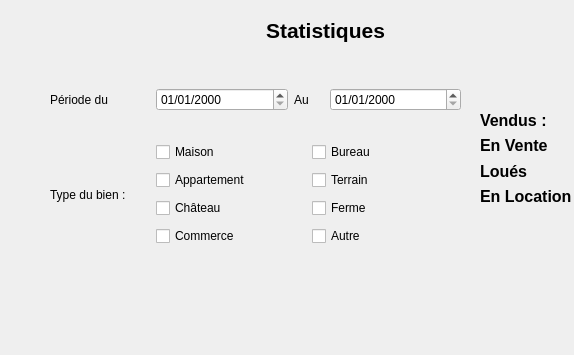
willdoleave/projet-ihm, file AgenceImmo/stats.ui: the form before one commit; both pictures show x 0 to 574 and y 0 to 355 of the 723 by 669 pixel window.
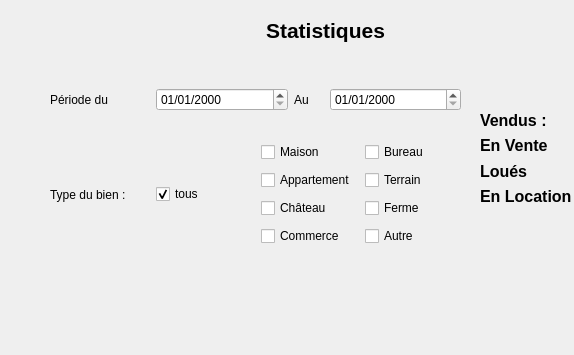
The form after the commit. Custom widgets are drawn as their Qt base class.

Commit message: Stats automatiques avec changement état checkbox et date

The edit to the form file:
```diff
--- a/AgenceImmo/stats.ui
+++ b/AgenceImmo/stats.ui
@@ -93,7 +93,7 @@
     <rect>
      <x>50</x>
      <y>140</y>
-     <width>411</width>
+     <width>414</width>
      <height>110</height>
     </rect>
    </property>
@@ -113,62 +113,72 @@
     </item>
     <item>
      <layout class="QGridLayout" name="gridLayout_2">
-      <item row="0" column="0">
-       <widget class="QCheckBox" name="chkMaison">
-        <property name="text">
-         <string>Maison</string>
-        </property>
-       </widget>
-      </item>
-      <item row="1" column="1">
-       <widget class="QCheckBox" name="chkTerrain">
-        <property name="text">
-         <string>Terrain</string>
-        </property>
-       </widget>
-      </item>
       <item row="2" column="1">
-       <widget class="QCheckBox" name="chkFerme">
-        <property name="text">
-         <string>Ferme</string>
-        </property>
-       </widget>
-      </item>
-      <item row="0" column="1">
-       <widget class="QCheckBox" name="chkBureau">
-        <property name="text">
-         <string>Bureau</string>
-        </property>
-       </widget>
-      </item>
-      <item row="2" column="0">
        <widget class="QCheckBox" name="chkChateau">
         <property name="text">
          <string>Château</string>
         </property>
        </widget>
       </item>
-      <item row="1" column="0">
+      <item row="1" column="2">
+       <widget class="QCheckBox" name="chkTerrain">
+        <property name="text">
+         <string>Terrain</string>
+        </property>
+       </widget>
+      </item>
+      <item row="1" column="1">
        <widget class="QCheckBox" name="chkAppt">
         <property name="text">
          <string>Appartement</string>
         </property>
        </widget>
       </item>
-      <item row="3" column="0">
-       <widget class="QCheckBox" name="chkCommerce">
-        <property name="text">
-         <string>Commerce</string>
-        </property>
-       </widget>
-      </item>
-      <item row="3" column="1">
+      <item row="3" column="2">
        <widget class="QCheckBox" name="chkAutre">
         <property name="text">
          <string>Autre</string>
         </property>
        </widget>
       </item>
+      <item row="0" column="2">
+       <widget class="QCheckBox" name="chkBureau">
+        <property name="text">
+         <string>Bureau</string>
+        </property>
+       </widget>
+      </item>
+      <item row="3" column="1">
+       <widget class="QCheckBox" name="chkCommerce">
+        <property name="text">
+         <string>Commerce</string>
+        </property>
+       </widget>
+      </item>
+      <item row="0" column="1">
+       <widget class="QCheckBox" name="chkMaison">
+        <property name="text">
+         <string>Maison</string>
+        </property>
+       </widget>
+      </item>
+      <item row="2" column="2">
+       <widget class="QCheckBox" name="chkFerme">
+        <property name="text">
+         <string>Ferme</string>
+        </property>
+       </widget>
+      </item>
+      <item row="0" column="0" rowspan="4">
+       <widget class="QCheckBox" name="chkTous">
+        <property name="text">
+         <string>tous</string>
+        </property>
+        <property name="checked">
+         <bool>true</bool>
+        </property>
+       </widget>
+      </item>
      </layout>
     </item>
    </layout>
```
The commit also changes 4 other files.
